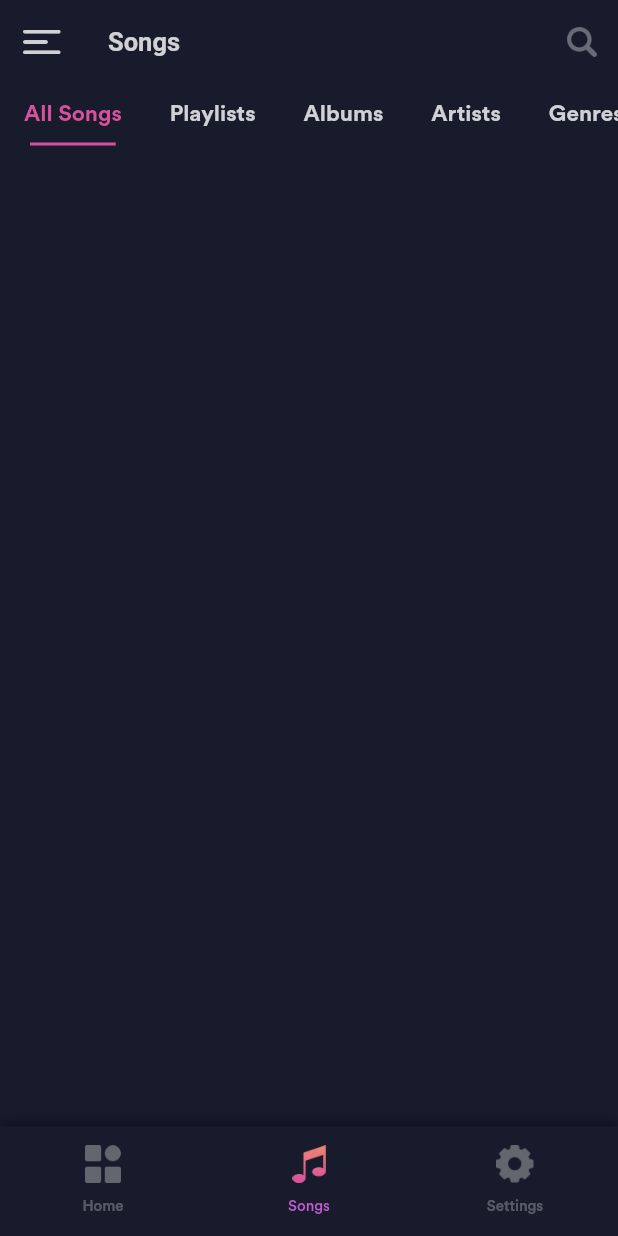
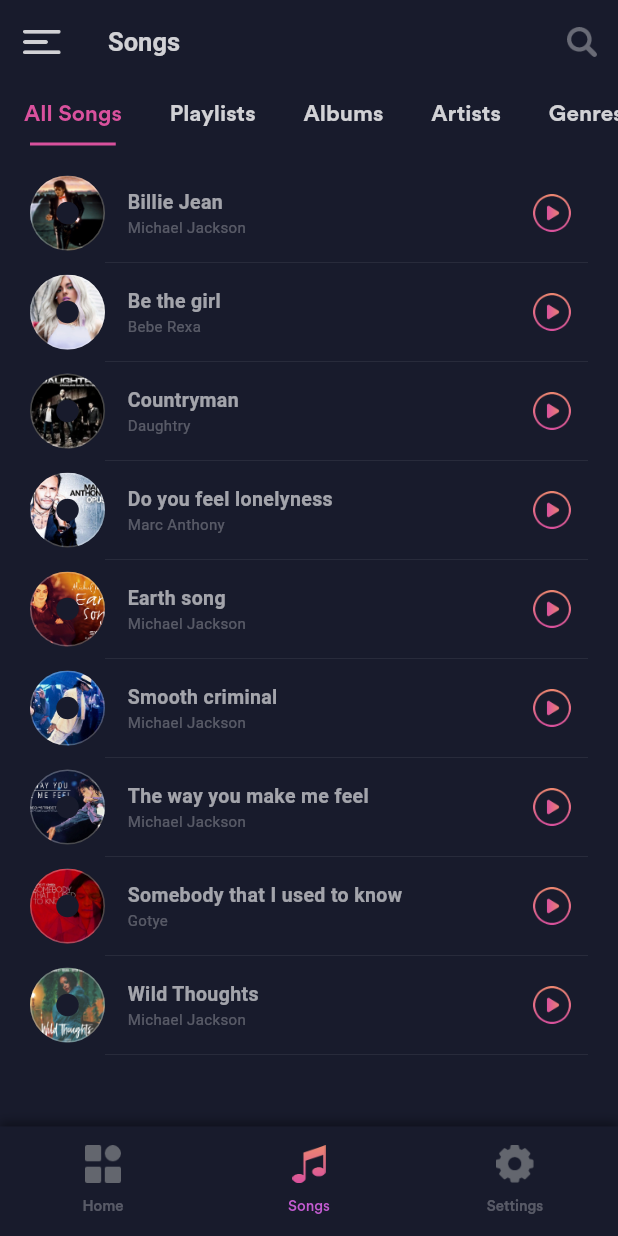
Before and after one commit to ducchungtx/music_player, a Flutter app: the screen it shows after launch, item 2 of the bottom bar chosen, on a phone screen of 412 x 824 dp. Run offline on Flutter 3.47's test engine with Material 3 defaults, Android fonts, the phone set to English and light mode, and no system bars; our stand-ins replace flutter_rating_bar, get.

Commit message:
Update code ...

```diff
--- /dev/null
+++ b/lib/common_widget/all_song_row.dart
@@ -0,0 +1,91 @@
+import 'package:flutter/material.dart';
+import '../common/color_extension.dart';
+
+class AllSongRow extends StatelessWidget {
+  final Map sObj;
+  final VoidCallback onPressedPlay;
+  final VoidCallback onPressed;
+  const AllSongRow({
+    super.key,
+    required this.sObj,
+    required this.onPressed,
+    required this.onPressedPlay,
+  });
+
+  @override
+  Widget build(BuildContext context) {
+    return Column(
+      mainAxisSize: MainAxisSize.min,
+      children: [
+        Row(
+          children: [
+            Stack(
+              alignment: Alignment.center,
+              children: [
+                ClipRRect(
+                  borderRadius: BorderRadius.circular(25),
+                  child: Image.asset(
+                    sObj["image"],
+                    width: 50,
+                    height: 50,
+                    fit: BoxFit.cover,
+                  ),
+                ),
+                Container(
+                  width: 50,
+                  height: 50,
+                  decoration: BoxDecoration(
+                    border: Border.all(color: TColor.primaryText28),
+                    borderRadius: BorderRadius.circular(25),
+                  ),
+                ),
+                Container(
+                  width: 15,
+                  height: 15,
+                  decoration: BoxDecoration(
+                    color: TColor.bg,
+                    borderRadius: BorderRadius.circular(7.5),
+                  ),
+                ),
+              ],
+            ),
+            const SizedBox(
+              width: 15,
+            ),
+            Expanded(
+                child: Column(
+              crossAxisAlignment: CrossAxisAlignment.start,
+              children: [
+                Text(
+                  sObj["name"],
+                  maxLines: 1,
+                  style: TextStyle(
+                      color: TColor.primaryText60,
+                      fontSize: 13,
+                      fontWeight: FontWeight.w700),
+                ),
+                Text(
+                  sObj["artists"],
+                  maxLines: 1,
+                  style: TextStyle(color: TColor.primaryText28, fontSize: 10),
+                )
+              ],
+            )),
+            IconButton(
+              onPressed: onPressedPlay,
+              icon: Image.asset(
+                "assets/img/play_btn.png",
+                width: 25,
+                height: 25,
+              ),
+            ),
+          ],
+        ),
+        Divider(
+          color: Colors.white.withOpacity(0.07),
+          indent: 50,
+        ),
+      ],
+    );
+  }
+}
--- a/lib/view/maintab_view/maintab_view.dart
+++ b/lib/view/maintab_view/maintab_view.dart
@@ -3,6 +3,7 @@ import 'package:get/get.dart';
 import 'package:music_player/common/color_extension.dart';
 import 'package:music_player/common_widget/icon_text_row.dart';
 import 'package:music_player/view/home/home_view.dart';
+import 'package:music_player/view/settings/settings_view.dart';
 import 'package:music_player/view/songs/songs_view.dart';
 import 'package:music_player/view_model/splash_view_model.dart';
 
@@ -136,10 +137,10 @@ class _MainTabViewState extends State<MainTabView>
           ],
         ),
       ),
-      body: TabBarView(controller: controller, children: [
-        const HomeView(),
-        const SongsView(),
-        Container(),
+      body: TabBarView(controller: controller, children: const [
+        HomeView(),
+        SongsView(),
+        SettingsView(),
       ]),
       bottomNavigationBar: Container(
         decoration: BoxDecoration(color: TColor.bg, boxShadow: const [
--- /dev/null
+++ b/lib/view/songs/all_songs_view.dart
@@ -0,0 +1,37 @@
+import 'package:flutter/material.dart';
+import 'package:get/get.dart';
+import 'package:music_player/common_widget/all_song_row.dart';
+import 'package:music_player/view_model/all_songs_view_model.dart';
+
+class AllSongsView extends StatefulWidget {
+  const AllSongsView({super.key});
+
+  @override
+  State<AllSongsView> createState() => _AllSongsViewState();
+}
+
+class _AllSongsViewState extends State<AllSongsView> {
+  final allVM = Get.put(AllSongsViewModel());
+
+  @override
+  Widget build(BuildContext context) {
+    return Scaffold(
+      body: Obx(
+        () => ListView.builder(
+            padding: const EdgeInsets.all(20),
+            itemCount: allVM.allList.length,
+            itemBuilder: (context, index) {
+              var sObj = allVM.allList[index];
+
+              return AllSongRow(
+                sObj: sObj,
+                onPressed: () {},
+                onPressedPlay: () {
+                  // Get.to(() => const MainPlayerView());
+                },
+              );
+            }),
+      ),
+    );
+  }
+}
--- a/lib/view/songs/songs_view.dart
+++ b/lib/view/songs/songs_view.dart
@@ -2,6 +2,8 @@ import 'package:flutter/material.dart';
 import 'package:get/get.dart';
 
 import 'package:music_player/common/color_extension.dart';
+import 'package:music_player/view/songs/all_songs_view.dart';
+import 'package:music_player/view/songs/playlists_view.dart';
 import 'package:music_player/view_model/splash_view_model.dart';
 
 class SongsView extends StatefulWidget {
@@ -82,14 +84,32 @@ class _SongsViewState extends State<SongsView>
                 fontSize: 15,
                 fontWeight: FontWeight.w600),
             tabs: const [
-              Tab(text: "All Songs"),
+              Tab(
+                text: "All Songs",
+                height: 25,
+              ),
               Tab(text: "Playlists"),
               Tab(text: "Albums"),
               Tab(text: "Artists"),
               Tab(text: "Genres"),
             ],
           ),
-        )
+        ),
+        Expanded(
+          child: TabBarView(controller: controller, children: [
+            const AllSongsView(),
+            const PlaylistsView(),
+            Container(
+              child: Center(child: Text("Albums")),
+            ),
+            Container(
+              child: Center(child: Text("Artists")),
+            ),
+            Container(
+              child: Center(child: Text("Genres")),
+            ),
+          ]),
+        ),
       ]),
     );
   }
--- /dev/null
+++ b/lib/view_model/all_songs_view_model.dart
@@ -0,0 +1,47 @@
+import 'package:get/get.dart';
+
+class AllSongsViewModel extends GetxController {
+  final allList = [
+    {
+      "image": "assets/img/s1.png",
+      "name": "Billie Jean",
+      "artists": "Michael Jackson"
+    },
+    {
+      "image": "assets/img/s2.png",
+      "name": "Be the girl",
+      "artists": "Bebe Rexa"
+    },
+    {"image": "assets/img/s3.png", "name": "Countryman", "artists": "Daughtry"},
+    {
+      "image": "assets/img/s4.png",
+      "name": "Do you feel lonelyness",
+      "artists": "Marc Anthony"
+    },
+    {
+      "image": "assets/img/s5.png",
+      "name": "Earth song",
+      "artists": "Michael Jackson"
+    },
+    {
+      "image": "assets/img/s6.png",
+      "name": "Smooth criminal",
+      "artists": "Michael Jackson"
+    },
+    {
+      "image": "assets/img/s7.png",
+      "name": "The way you make me feel",
+      "artists": "Michael Jackson"
+    },
+    {
+      "image": "assets/img/s9.png",
+      "name": "Somebody that I used to know",
+      "artists": "Gotye"
+    },
+    {
+      "image": "assets/img/s10.png",
+      "name": "Wild Thoughts",
+      "artists": "Michael Jackson"
+    }
+  ].obs;
+}
```
Also changed, not shown: lib/common_widget/my_playlist_cell.dart (added, +60 -0 lines), lib/common_widget/playlist_songs_cell.dart (added, +75 -0 lines), lib/view/settings/settings_view.dart (+77 -0 lines), lib/view/songs/playlists_view.dart (added, +78 -0 lines), lib/view_model/playlists_view_model.dart (added, +33 -0 lines).
